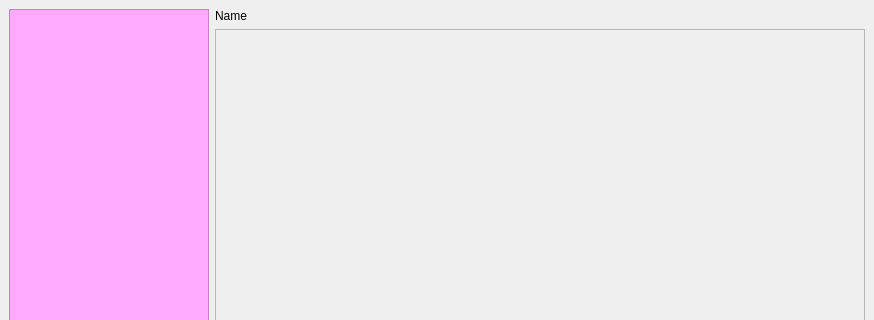
Before: the Qt Designer form window_chat.ui in mourra950/Secure-Communication-Suite--A-Cryptography-Application-in-Python, drawn with Qt 5; both pictures show x 0 to 874 and y 0 to 320 of the 874 by 529 pixel window.
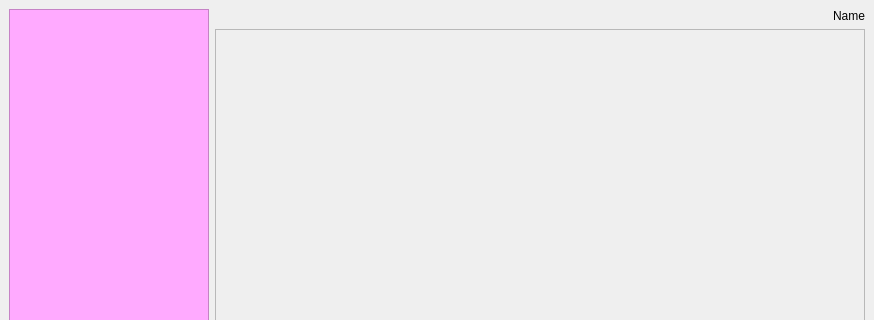
After: the same form once the commit is applied.

Patch:
```diff
--- a/window_chat.ui
+++ b/window_chat.ui
@@ -50,7 +50,7 @@
       </item>
       <item>
        <layout class="QVBoxLayout" name="verticalLayout_2">
-        <item>
+        <item alignment="Qt::AlignRight">
          <widget class="QLabel" name="User_label">
           <property name="maximumSize">
            <size>
```
